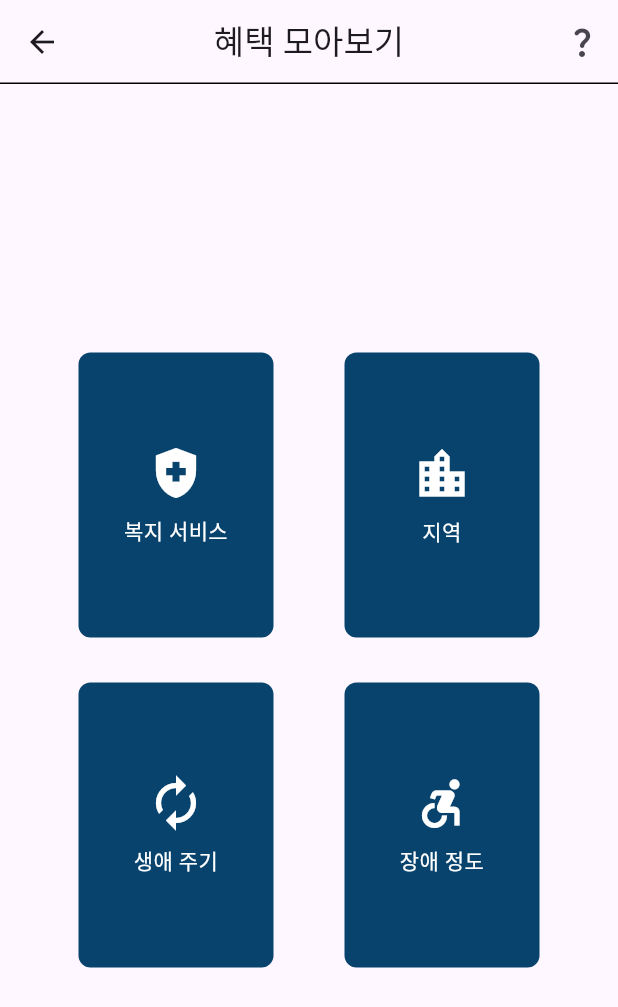
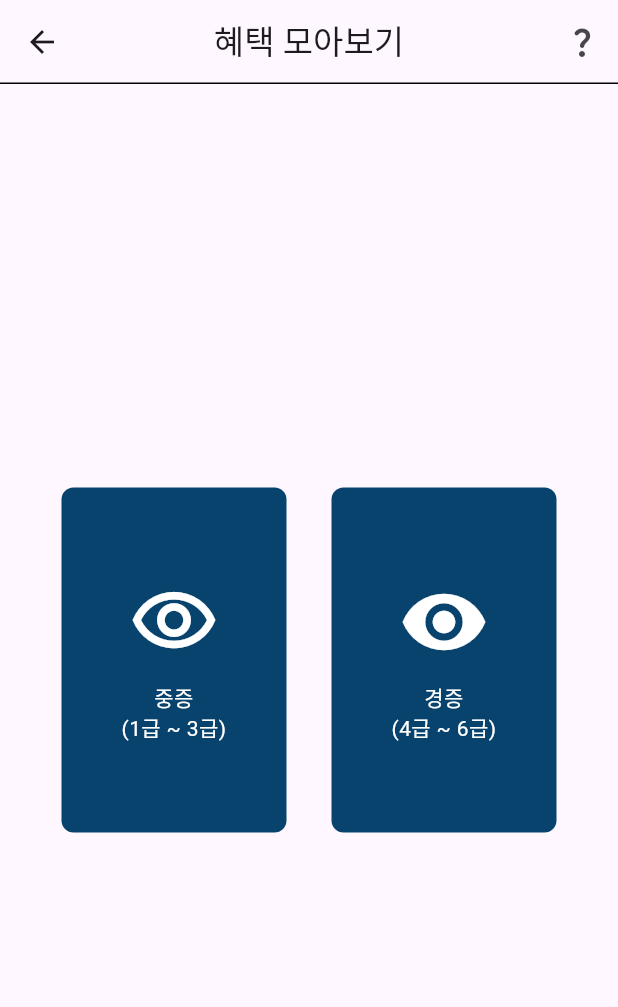
Before and after one commit to lyuhw1023/EyeForYouapp_FrontEnd, a Flutter app: the screen it shows after launch, in the side drawer, after a tap on "혜택 모아보기", on a phone screen of 412 x 824 dp. Shown: the top 1007 px of the screen. Run offline on Flutter 3.47's test engine with Material 3 defaults, Android fonts, the phone set to English and light mode, and no system bars; our stand-ins replace camera.

Commit message:
benefit 페이지 디자인 수정

```diff
--- a/lib/benefit.dart
+++ b/lib/benefit.dart
@@ -24,52 +24,106 @@ class Benefit extends StatelessWidget{
           ),
         ],
       ),
-      body: Padding(
-        padding: const EdgeInsets.all(5.0),
+      body: Center(
+        child: Column(
+          mainAxisSize: MainAxisSize.min,
+          children: <Widget>[
+            Row(
+              mainAxisAlignment: MainAxisAlignment.center,
+              children: <Widget>[
+                OptionCard(
+                  icon: Icons.visibility_outlined,
+                  text: '중증\n(1급 ~ 3급)',
+                  onTap: () {
+                    Navigator.push(
+                      context,
+                      MaterialPageRoute(builder: (context) => FirstPage()),
+                    );
+                  },
+                ),
+                SizedBox(width: 30),
+                OptionCard(
+                  icon: Icons.remove_red_eye,
+                  text: '경증\n(4급 ~ 6급)',
+                  onTap: () {
+                    Navigator.push(
+                      context,
+                      MaterialPageRoute(builder: (context) => SecondPage()),
+                    );
+                  },
+                ),
+              ],
+            ),
+            // 필요하다면 더 많은 카드를 여기에 추가하세요.
+          ],
+        ),
+      ),
+    );
+  }
+}
+
+class OptionCard extends StatelessWidget {
+  final IconData icon;
+  final String text;
+  final VoidCallback onTap;
+
+  const OptionCard({Key? key, required this.icon, required this.text, required this.onTap}) : super(key: key);
+
+  @override
+  Widget build(BuildContext context) {
+    return InkWell(
+      onTap: onTap,
+      child: Container(
+        width: 150,
+        height: 230,
+        decoration: BoxDecoration(
+          color: Color(0xFF08436D), // 색상을 HEX 코드로 설정
+          borderRadius: BorderRadius.circular(8),
+        ),
         child: Column(
           mainAxisAlignment: MainAxisAlignment.center,
           children: <Widget>[
-            Row(
-              mainAxisAlignment: MainAxisAlignment.spaceEvenly,
-              children: <Widget>[
-                _OptionCard(title: '복지 서비스', iconData: Icons.health_and_safety),
-                _OptionCard(title: '지역', iconData: Icons.location_city),
-              ],
-            ),
-            SizedBox(height: 30),
-            Row(
-              mainAxisAlignment: MainAxisAlignment.spaceEvenly,
-              children: <Widget>[
-                _OptionCard(title: '생애 주기', iconData: Icons.autorenew),
-                _OptionCard(title: '장애 정도', iconData: Icons.accessible_forward),
-              ],
+            Icon(icon, color: Colors.white, size: 60), // 아이콘 크기 조절
+            SizedBox(height: 10),
+            Text(
+              text,
+              textAlign: TextAlign.center,
+              style: TextStyle(
+                color: Colors.white,
+                fontSize: 14, // 텍스트 크기 조절
+              ),
             ),
           ],
         ),
       ),
     );
   }
-  Widget _OptionCard({required String title, required IconData iconData}) {
-    return GestureDetector(
-      onTap: () {
-        // 옵션 선택 시 수행할 동작
-      },
-      child: Container(
-        width: 130,
-        height: 190,
-        decoration: BoxDecoration(
-          color: Color(0xFF08436D),
-          borderRadius: BorderRadius.circular(8),
-        ),
-        child: Column(
-          mainAxisAlignment: MainAxisAlignment.center,
-          children: <Widget>[
-            Icon(iconData, color: Colors.white, size: 40),
-            SizedBox(height: 8),
-            Text(title, textAlign: TextAlign.center, style: TextStyle(color: Colors.white)),
-          ],
-        ),
+}
+
+class FirstPage extends StatelessWidget {
+  @override
+  Widget build(BuildContext context) {
+    return Scaffold(
+      appBar: AppBar(
+        title: Text("첫 번째 페이지"),
+      ),
+      body: Center(
+        child: Text("이것은 첫 번째 페이지입니다."),
       ),
     );
   }
 }
+
+class SecondPage extends StatelessWidget {
+  @override
+  Widget build(BuildContext context) {
+    return Scaffold(
+      appBar: AppBar(
+        title: Text("두 번째 페이지"),
+      ),
+      body: Center(
+        child: Text("이것은 두 번째 페이지입니다."),
+      ),
+    );
+  }
+}
```
Also changed, not shown: lib/main.dart (+5 -58 lines).
